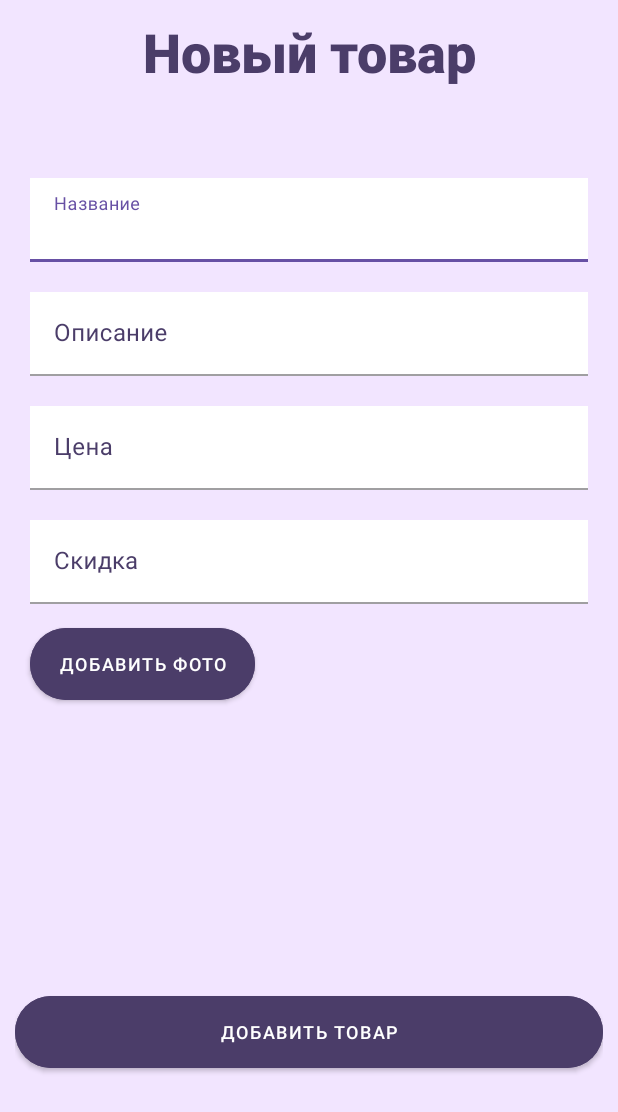
After one commit to tumanovaalisa/AStidio, an Android app: the layout add_product.xml on its own in the app's theme, with its tools: preview values and no code run, on a phone screen of 412 x 824 dp. The commit adds this screen. Shown: the top 1112 px of the screen. Run offline under Robolectric (Android 15) with nearby library versions, the phone set to English and light mode, and no system bars.

Commit message:
Оформлена разметка страницы для админа

```diff
--- /dev/null
+++ b/app/src/main/res/drawable/baseline_add_24.xml
@@ -0,0 +1,5 @@
+<vector android:height="24dp" android:tint="#FFFFFF"
+    android:viewportHeight="24" android:viewportWidth="24"
+    android:width="24dp" xmlns:android="http://schemas.android.com/apk/res/android">
+    <path android:fillColor="@android:color/white" android:pathData="M19,13h-6v6h-2v-6H5v-2h6V5h2v6h6v2z"/>
+</vector>
--- /dev/null
+++ b/app/src/main/res/layout/add_product.xml
@@ -0,0 +1,101 @@
+<?xml version="1.0" encoding="utf-8"?>
+<LinearLayout xmlns:android="http://schemas.android.com/apk/res/android"
+    xmlns:tools="http://schemas.android.com/tools"
+    android:layout_width="match_parent"
+    android:layout_height="match_parent"
+    xmlns:app="http://schemas.android.com/apk/res-auto"
+    android:background="@color/light_purple"
+    android:orientation="vertical"
+    android:padding="10dp">
+    <TextView
+        android:layout_width="match_parent"
+        android:layout_height="wrap_content"
+        android:text="Новый товар"
+        android:textColor="@color/purple"
+        android:fontFamily="sans-serif-black"
+        android:textSize="36dp"
+        android:gravity="center"
+        android:layout_marginBottom="50dp"/>
+
+    <com.google.android.material.textfield.TextInputLayout
+        android:layout_width="match_parent"
+        android:layout_height="wrap_content"
+        android:hint="Название"
+        android:layout_margin="10dp"
+        android:textColorHint="@color/purple"
+        style="@style/Widget.MaterialComponents.TextInputLayout.FilledBox"
+        tools:ignore="MissingConstraints">
+        <com.google.android.material.textfield.TextInputEditText
+            android:layout_width="match_parent"
+            android:layout_height="wrap_content"
+            android:background="@color/white"
+            android:textColor="@color/purple"/>
+    </com.google.android.material.textfield.TextInputLayout>
+
+    <com.google.android.material.textfield.TextInputLayout
+        android:layout_width="match_parent"
+        android:layout_height="wrap_content"
+        android:hint="Описание"
+        android:layout_margin="10dp"
+        android:textColorHint="@color/purple"
+        style="@style/Widget.MaterialComponents.TextInputLayout.FilledBox"
+        tools:ignore="MissingConstraints">
+        <com.google.android.material.textfield.TextInputEditText
+            android:layout_width="match_parent"
+            android:layout_height="wrap_content"
+            android:background="@color/white"
+            android:textColor="@color/purple"/>
+    </com.google.android.material.textfield.TextInputLayout>
+
+    <com.google.android.material.textfield.TextInputLayout
+        android:layout_width="match_parent"
+        android:layout_height="wrap_content"
+        android:hint="Цена"
+        android:layout_margin="10dp"
+        android:textColorHint="@color/purple"
+        style="@style/Widget.MaterialComponents.TextInputLayout.FilledBox"
+        tools:ignore="MissingConstraints">
+        <com.google.android.material.textfield.TextInputEditText
+            android:layout_width="match_parent"
+            android:layout_height="wrap_content"
+            android:background="@color/white"
+            android:textColor="@color/purple"/>
+    </com.google.android.material.textfield.TextInputLayout>
+
+    <com.google.android.material.textfield.TextInputLayout
+        android:layout_width="match_parent"
+        android:layout_height="wrap_content"
+        android:hint="Скидка"
+        android:layout_margin="10dp"
+        android:textColorHint="@color/purple"
+        style="@style/Widget.MaterialComponents.TextInputLayout.FilledBox"
+        tools:ignore="MissingConstraints">
+        <com.google.android.material.textfield.TextInputEditText
+            android:layout_width="match_parent"
+            android:layout_height="wrap_content"
+            android:background="@color/white"
+            android:textColor="@color/purple"/>
+    </com.google.android.material.textfield.TextInputLayout>
+
+    <com.google.android.material.button.MaterialButton
+        style="@style/Widget.MaterialComponents.Button"
+        android:layout_width="150dp"
+        android:layout_height="60dp"
+        android:text="добавить фото"
+        android:backgroundTint="@color/purple"
+        android:textColor="@color/white"
+        android:textSize="12dp"
+        app:cornerRadius="30dp"
+        android:layout_marginLeft="10dp"/>
+
+    <com.google.android.material.button.MaterialButton
+        style="@style/Widget.MaterialComponents.Button"
+        android:layout_width="match_parent"
+        android:layout_height="60dp"
+        android:text="добавить товар"
+        android:backgroundTint="@color/purple"
+        android:textColor="@color/white"
+        android:textSize="12dp"
+        app:cornerRadius="30dp"
+        android:layout_marginTop="185dp"/>
+</LinearLayout>
--- /dev/null
+++ b/app/src/main/res/layout/admin_shop.xml
@@ -0,0 +1,21 @@
+<?xml version="1.0" encoding="utf-8"?>
+<androidx.coordinatorlayout.widget.CoordinatorLayout xmlns:android="http://schemas.android.com/apk/res/android"
+    android:layout_width="match_parent"
+    android:layout_height="match_parent"
+    xmlns:app="http://schemas.android.com/apk/res-auto"
+    android:orientation="vertical">
+    <androidx.recyclerview.widget.RecyclerView
+        android:layout_width="match_parent"
+        android:layout_height="match_parent"
+        android:id="@+id/shop_redact"
+        android:padding="15dp"/>
+    <com.google.android.material.floatingactionbutton.ExtendedFloatingActionButton
+        android:id="@+id/extended_fab"
+        android:layout_width="wrap_content"
+        android:layout_height="wrap_content"
+        android:layout_margin="50dp"
+        android:layout_gravity="bottom|right"
+        app:icon="@drawable/baseline_add_24"
+        app:iconTint="@color/white"
+        app:backgroundTint="@color/purple"/>
+</androidx.coordinatorlayout.widget.CoordinatorLayout>
--- a/app/src/main/res/layout/teachers_list.xml
+++ b/app/src/main/res/layout/teachers_list.xml
@@ -2,12 +2,13 @@
 <LinearLayout xmlns:android="http://schemas.android.com/apk/res/android"
     android:layout_width="match_parent"
     android:layout_height="match_parent"
-    android:orientation="vertical"
-    android:background="@color/light_pink">
-    <androidx.appcompat.widget.SearchView
+    android:orientation="vertical">
+    <SearchView
         android:layout_width="match_parent"
-        android:layout_height="wrap_content"/>
+        android:layout_height="wrap_content"
+        android:id="@+id/search_teacher"/>
     <androidx.recyclerview.widget.RecyclerView
         android:layout_width="match_parent"
-        android:layout_height="match_parent"/>
+        android:layout_height="match_parent"
+        android:background="@color/light_purple"/>
 </LinearLayout>
--- a/app/src/main/res/layout/timetable_list.xml
+++ b/app/src/main/res/layout/timetable_list.xml
@@ -12,7 +12,7 @@
     <androidx.recyclerview.widget.RecyclerView
         android:layout_width="match_parent"
         android:layout_height="match_parent"
-        android:background="@color/light_pink"
+        android:background="@color/light_purple"
         android:padding="10dp"/>
 
 </LinearLayout>
```
